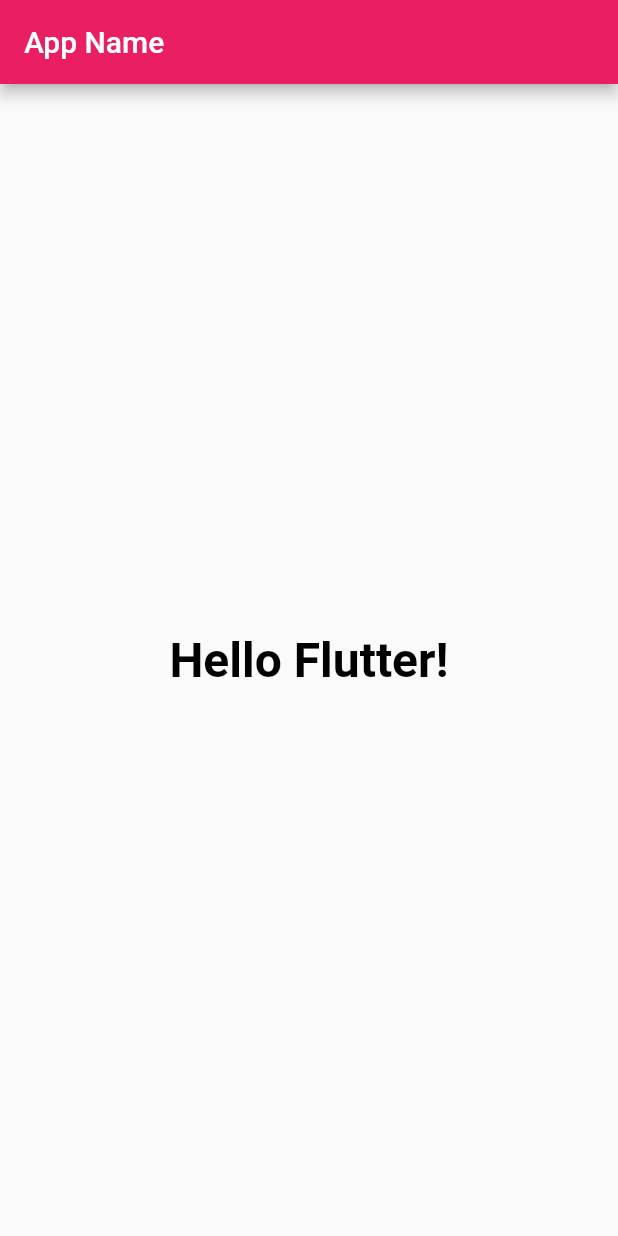
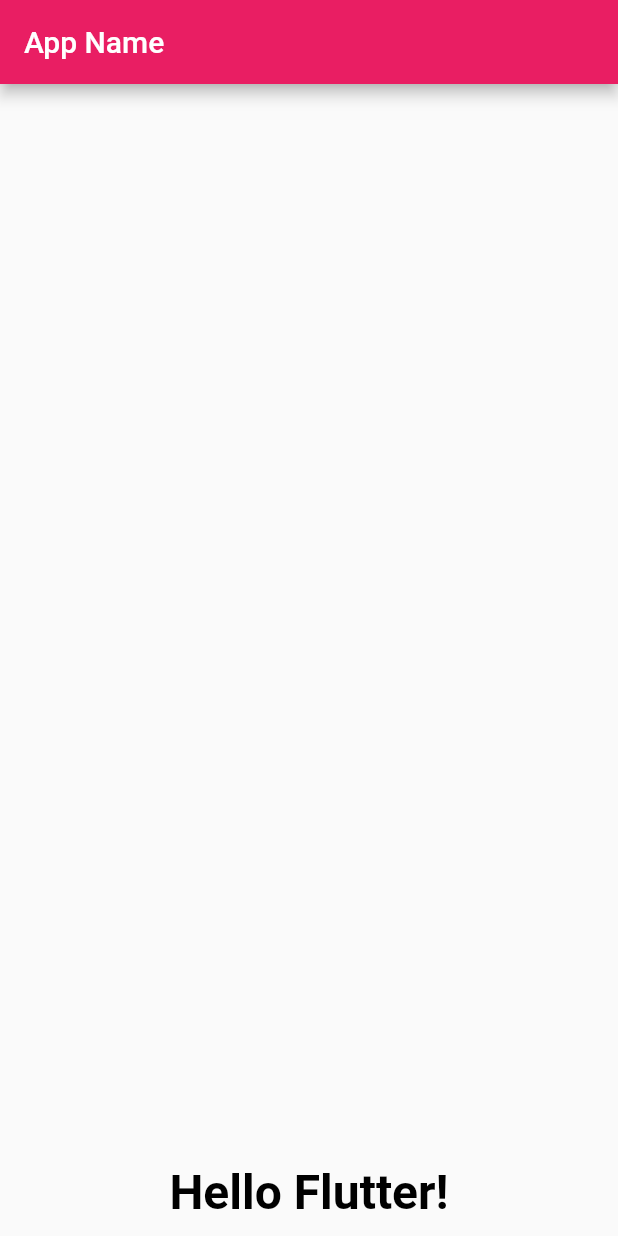
Before and after one commit to naokimakino/introduction-to-flutter3, a Flutter app: the screen it shows after launch, on a phone screen of 412 x 824 dp. Run offline on Flutter 3.47's test engine with Material 2 defaults, Android fonts, the light colour scheme and no system bars.

Commit message:
feat(chapter2): list2_10

```diff
--- a/chpater2/lib/main.dart
+++ b/chpater2/lib/main.dart
@@ -34,8 +34,10 @@
       appBar: AppBar(
         title: const Text('App Name'),
       ),
-      body: const Center(
-        child: Text(
+      body: Container(
+        padding: const EdgeInsets.all(10.0),
+        alignment: Alignment.bottomCenter,
+        child: const Text(
           "Hello Flutter!",
           style: TextStyle(
               fontSize: 32.0,
```
